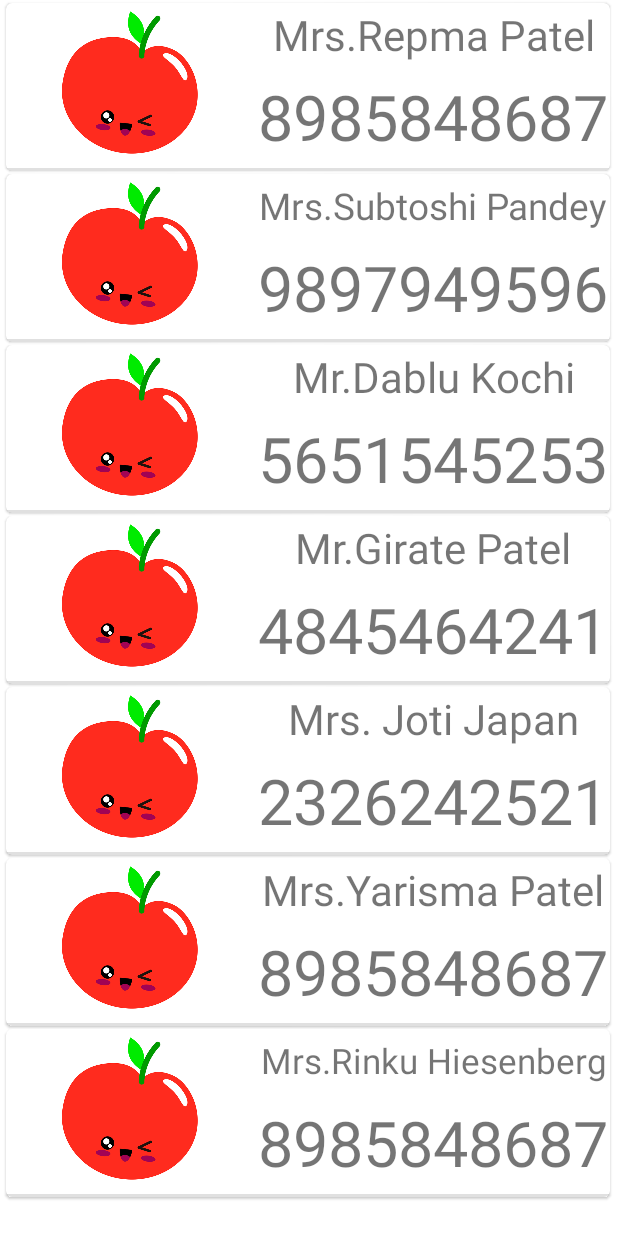
After one commit to TempAc1/ksAppForked, an Android app: the ContactAct screen opened directly, with no data from a screen before it, on a phone screen of 412 x 824 dp. The commit adds this screen. Run offline under Robolectric (Android 15) with nearby library versions, the phone set to English and light mode, and no system bars.

Commit message:
Made ContactAct.java -> All working ok!

```diff
--- a/KnowledgeSpaceApk/app/build.gradle
+++ b/KnowledgeSpaceApk/app/build.gradle
@@ -48,4 +48,6 @@ dependencies {
     implementation "androidx.gridlayout:gridlayout:1.0.0"
     implementation 'com.github.PhilJay:MPAndroidChart:v3.1.0'
     implementation 'com.github.jitpack:android-example:1.0.1'
+//    implementation 'com.github.mukeshsolanki:photofilter:1.0.2'
+//    implementation 'com.karumi:dexter:6.2.2'
 }
--- a/KnowledgeSpaceApk/app/src/main/AndroidManifest.xml
+++ b/KnowledgeSpaceApk/app/src/main/AndroidManifest.xml
@@ -2,6 +2,9 @@
 <manifest xmlns:android="http://schemas.android.com/apk/res/android"
     xmlns:tools="http://schemas.android.com/tools"
     package="com.example.knowledgespaceapk">
+
+    <uses-permission android:name="android.permission.CALL_PHONE" />
+    <uses-permission android:name="android.permission.INTERNET" />
 
     <application
         android:allowBackup="true"
@@ -11,6 +14,9 @@
         android:supportsRtl="true"
         android:theme="@style/Theme.KnowledgeSpaceApk"
         tools:replace="android:icon,android:theme">
+        <activity
+            android:name=".ContactAct"
+            android:exported="false" />
         <activity
             android:name=".RoutineAct"
             android:exported="false" />
--- /dev/null
+++ b/KnowledgeSpaceApk/app/src/main/java/com/example/knowledgespaceapk/ContactAct.java
@@ -0,0 +1,49 @@
+package com.example.knowledgespaceapk;
+
+import androidx.appcompat.app.AppCompatActivity;
+import androidx.recyclerview.widget.LinearLayoutManager;
+import androidx.recyclerview.widget.RecyclerView;
+
+import android.os.Bundle;
+
+import java.util.ArrayList;
+
+public class ContactAct extends AppCompatActivity {
+
+    private RecyclerView recyclerViewContactAct;
+    private ArrayList<dataModelRecVContactAct> dataHolderContactActs;
+
+    @Override
+    protected void onCreate(Bundle savedInstanceState) {
+        super.onCreate(savedInstanceState);
+        setContentView(R.layout.activity_contact);
+
+        recyclerViewContactAct = findViewById(R.id.recyclerVContacts);
+        recyclerViewContactAct.setLayoutManager(new LinearLayoutManager(getApplicationContext()));
+        dataHolderContactActs = new ArrayList<>();
+
+        dataModelRecVContactAct obj1 = new dataModelRecVContactAct("Mrs.Repma Patel","8985848687"
+                                            ,R.drawable.apple);
+        dataHolderContactActs.add(obj1);
+
+        dataModelRecVContactAct obj2 = new dataModelRecVContactAct("Mrs.Subtoshi Pandey",
+                "9897949596",R.drawable.apple);
+        dataHolderContactActs.add(obj2);
+        dataModelRecVContactAct obj3 = new dataModelRecVContactAct("Mr.Dablu Kochi","5651545253"
+                ,R.drawable.apple);
+        dataHolderContactActs.add(obj3);
+        dataModelRecVContactAct obj4 = new dataModelRecVContactAct("Mr.Girate Patel","4845464241"
+                ,R.drawable.apple);
+        dataHolderContactActs.add(obj4);
+        dataModelRecVContactAct obj5 = new dataModelRecVContactAct("Mrs. Joti Japan","2326242521"
+                ,R.drawable.apple);
+        dataHolderContactActs.add(obj5);
+        dataModelRecVContactAct obj6 = new dataModelRecVContactAct("Mrs.Yarisma Patel","8985848687"
+                ,R.drawable.apple);
+        dataHolderContactActs.add(obj6);
+        dataModelRecVContactAct obj7 = new dataModelRecVContactAct("Mrs.Rinku Hiesenberg","8985848687"
+                ,R.drawable.apple);
+        dataHolderContactActs.add(obj7);
+        recyclerViewContactAct.setAdapter(new adapterRecVContact(dataHolderContactActs));
+    }
+}
--- a/KnowledgeSpaceApk/app/src/main/java/com/example/knowledgespaceapk/GroupFragment.java
+++ b/KnowledgeSpaceApk/app/src/main/java/com/example/knowledgespaceapk/GroupFragment.java
@@ -71,6 +71,9 @@ public class GroupFragment extends Fragment {
         dataModelRecVFragGroup obj5 = new dataModelRecVFragGroup("Apple","Orange",
                 R.drawable.apple,R.drawable.orange);
         dataHolder.add(obj5);
+        dataModelRecVFragGroup obj6 = new dataModelRecVFragGroup("Random",
+                "Robotics",R.drawable.banana,R.drawable.orange);
+        dataHolder.add(obj6);
 
         recyclerVFragGroupSc.setAdapter(new adapterRecVGroupFrag(dataHolder));
 
--- /dev/null
+++ b/KnowledgeSpaceApk/app/src/main/java/com/example/knowledgespaceapk/adapterRecVContact.java
@@ -0,0 +1,58 @@
+package com.example.knowledgespaceapk;
+
+import android.view.LayoutInflater;
+import android.view.View;
+import android.view.ViewGroup;
+import android.widget.ImageView;
+import android.widget.TextView;
+
+import androidx.annotation.NonNull;
+import androidx.recyclerview.widget.RecyclerView;
+
+import java.util.ArrayList;
+
+public class adapterRecVContact extends RecyclerView.Adapter<adapterRecVContact.holder> {
+
+    ArrayList<dataModelRecVContactAct> dataHolder;
+    ArrayList<dataModelRecVContactAct> dataHolderBackup;
+
+    public adapterRecVContact(ArrayList<dataModelRecVContactAct> dataHolder) {
+        this.dataHolder = dataHolder;
+        dataHolderBackup = new ArrayList<>(dataHolder);
+    }
+
+    @NonNull
+    @Override
+    public holder onCreateViewHolder(@NonNull ViewGroup parent, int viewType) {
+        LayoutInflater inflater = LayoutInflater.from(parent.getContext());
+        View view = inflater.inflate(R.layout.single_row_design_rec_contact
+                                        ,parent,false);
+        return new holder(view);
+    }
+
+    @Override
+    public void onBindViewHolder(@NonNull holder holder, int position) {
+        holder.tvContactName.setText(dataHolder.get(position).getContactName());
+        holder.tvContactNo.setText(dataHolder.get(position).getContactNumber());
+        holder.img.setImageResource(dataHolder.get(position).getImg());
+    }
+
+    @Override
+    public int getItemCount() {
+        return dataHolder.size();
+    }
+
+    class holder extends RecyclerView.ViewHolder{
+
+        ImageView img;
+        TextView tvContactName,tvContactNo;
+
+        public holder(@NonNull View itemView) {
+            super(itemView);
+
+            img = itemView.findViewById(R.id.iVPersonContact);
+            tvContactName = itemView.findViewById(R.id.tVPNameContact);
+            tvContactNo = itemView.findViewById(R.id.tVPNoContact);
+        }
+    }
+}
--- /dev/null
+++ b/KnowledgeSpaceApk/app/src/main/java/com/example/knowledgespaceapk/dataModelRecVContactAct.java
@@ -0,0 +1,37 @@
+package com.example.knowledgespaceapk;
+
+public class dataModelRecVContactAct {
+
+    private String contactName,contactNumber;
+    private int img;
+
+    public dataModelRecVContactAct(String contactName, String contactNumber, int img) {
+        this.contactName = contactName;
+        this.contactNumber = contactNumber;
+        this.img = img;
+    }
+
+    public String getContactName() {
+        return contactName;
+    }
+
+    public void setContactName(String contactName) {
+        this.contactName = contactName;
+    }
+
+    public String getContactNumber() {
+        return contactNumber;
+    }
+
+    public void setContactNumber(String contactNumber) {
+        this.contactNumber = "+91" + contactNumber;
+    }
+
+    public int getImg() {
+        return img;
+    }
+
+    public void setImg(int img) {
+        this.img = img;
+    }
+}
--- a/KnowledgeSpaceApk/app/src/main/java/com/example/knowledgespaceapk/homeSc.java
+++ b/KnowledgeSpaceApk/app/src/main/java/com/example/knowledgespaceapk/homeSc.java
@@ -134,7 +134,7 @@ public class homeSc extends AppCompatActivity {
                         Toast.makeText(homeSc.this, "placement clicked", Toast.LENGTH_SHORT).show();
                         break;
                     case R.id.contactList:
-                        Toast.makeText(homeSc.this, "contact clicked", Toast.LENGTH_SHORT).show();
+                        startActivity(new Intent(getApplicationContext(),ContactAct.class));
                         break;
                     case R.id.examEnrollment:
                         Toast.makeText(homeSc.this, "exams enrollment clicked", Toast.LENGTH_SHORT).show();
--- /dev/null
+++ b/KnowledgeSpaceApk/app/src/main/res/layout/activity_contact.xml
@@ -0,0 +1,36 @@
+<?xml version="1.0" encoding="utf-8"?>
+<RelativeLayout
+    xmlns:android="http://schemas.android.com/apk/res/android"
+    xmlns:app="http://schemas.android.com/apk/res-auto"
+    xmlns:tools="http://schemas.android.com/tools"
+    android:layout_width="match_parent"
+    android:layout_height="match_parent"
+    android:orientation="vertical"
+    tools:context=".MainActivity">
+
+    <!--Recycler view for displaying list of contacts-->
+    <androidx.recyclerview.widget.RecyclerView
+        android:id="@+id/recyclerVContacts"
+        android:layout_width="match_parent"
+        android:layout_height="match_parent" />
+
+<!--    &lt;!&ndash;progress bar for displaying loading&ndash;&gt;-->
+<!--    <ProgressBar-->
+<!--        android:id="@+id/idPBLoading"-->
+<!--        android:layout_width="wrap_content"-->
+<!--        android:layout_height="wrap_content"-->
+<!--        android:layout_centerInParent="true" />-->
+
+    <!--fab for adding a new contact-->
+<!--    <com.google.android.material.floatingactionbutton.FloatingActionButton-->
+<!--        android:id="@+id/idFABadd"-->
+<!--        android:layout_width="wrap_content"-->
+<!--        android:layout_height="wrap_content"-->
+<!--        android:layout_alignParentEnd="true"-->
+<!--        android:layout_alignParentBottom="true"-->
+<!--        android:layout_margin="20dp"-->
+<!--        android:src="@drawable/ic_account"-->
+<!--        app:fabCustomSize="40dp"-->
+<!--        app:tint="@color/white" />-->
+
+</RelativeLayout>
--- /dev/null
+++ b/KnowledgeSpaceApk/app/src/main/res/layout/single_row_design_rec_contact.xml
@@ -0,0 +1,70 @@
+<?xml version="1.0" encoding="utf-8"?>
+<com.google.android.material.card.MaterialCardView xmlns:android="http://schemas.android.com/apk/res/android"
+    xmlns:app="http://schemas.android.com/apk/res-auto"
+    xmlns:tools="http://schemas.android.com/tools"
+    android:layout_width="match_parent"
+    android:layout_height="wrap_content"
+    android:layout_marginLeft="4dp"
+    android:layout_marginTop="2dp"
+    android:layout_marginRight="5dp">
+
+    <LinearLayout
+        android:layout_width="match_parent"
+        android:layout_height="match_parent"
+        android:orientation="vertical">
+
+        <LinearLayout
+            android:id="@+id/linearLyMainContactAct"
+            android:layout_width="match_parent"
+            android:layout_height="wrap_content"
+            android:orientation="horizontal">
+
+            <ImageView
+                android:id="@+id/iVPersonContact"
+                android:layout_width="match_parent"
+                android:layout_height="110dp"
+                android:layout_weight="1"
+                tools:srcCompat="@tools:sample/avatars" />
+
+            <LinearLayout
+                android:layout_width="match_parent"
+                android:layout_height="110dp"
+                android:layout_weight="0.7"
+                android:orientation="vertical">
+
+                <TextView
+                    android:id="@+id/tVPNameContact"
+                    android:layout_width="match_parent"
+                    android:layout_height="wrap_content"
+                    android:layout_weight="0.3"
+                    android:autoSizeTextType="uniform"
+                    android:gravity="center"
+                    android:paddingLeft="2dp"
+                    android:paddingTop="2dp"
+                    android:paddingRight="2dp"
+                    android:paddingBottom="2dp"
+                    android:text="TextView" />
+
+                <TextView
+                    android:id="@+id/tVPNoContact"
+                    android:layout_width="match_parent"
+                    android:layout_height="wrap_content"
+                    android:layout_weight="0.7"
+                    android:autoSizeTextType="uniform"
+                    android:gravity="center"
+                    android:paddingLeft="2dp"
+                    android:paddingTop="2dp"
+                    android:paddingRight="2dp"
+                    android:paddingBottom="2dp"
+                    android:text="TextView" />
+            </LinearLayout>
+        </LinearLayout>
+
+        <View
+            android:id="@+id/divider2"
+            android:layout_width="match_parent"
+            android:layout_height="2dp"
+            android:background="?android:attr/listDivider" />
+    </LinearLayout>
+
+</com.google.android.material.card.MaterialCardView>
--- a/KnowledgeSpaceApk/app/src/main/res/layout/single_row_design_rec_groupf.xml
+++ b/KnowledgeSpaceApk/app/src/main/res/layout/single_row_design_rec_groupf.xml
@@ -21,13 +21,14 @@
             <ImageView
                 android:id="@+id/imgVSingRDRecGrpF"
                 android:layout_width="match_parent"
-                android:layout_height="wrap_content"
+                android:layout_height="100dp"
                 tools:srcCompat="@tools:sample/avatars" />
 
             <TextView
                 android:id="@+id/tVSingRDResGrpF"
                 android:layout_width="match_parent"
-                android:layout_height="wrap_content" />
+                android:layout_height="wrap_content"
+                android:gravity="center" />
 
         </LinearLayout>
 
@@ -40,13 +41,14 @@
             <ImageView
                 android:id="@+id/imgVSingRDRecGrpF1"
                 android:layout_width="match_parent"
-                android:layout_height="wrap_content"
+                android:layout_height="100dp"
                 tools:srcCompat="@tools:sample/avatars" />
 
             <TextView
                 android:id="@+id/tVSingRDRecGrpF1"
                 android:layout_width="match_parent"
-                android:layout_height="wrap_content" />
+                android:layout_height="wrap_content"
+                android:gravity="center" />
         </LinearLayout>
     </LinearLayout>
 </com.google.android.material.card.MaterialCardView>
--- a/KnowledgeSpaceApk/app/src/main/res/layout/single_row_design_rec_homef.xml
+++ b/KnowledgeSpaceApk/app/src/main/res/layout/single_row_design_rec_homef.xml
@@ -10,7 +10,8 @@
     <LinearLayout
         android:layout_width="match_parent"
         android:layout_height="match_parent"
-        android:orientation="vertical">
+        android:orientation="vertical"
+        android:visibility="visible">
 
         <ImageView
             android:id="@+id/imageVSingleRowDesRecHomeF"
@@ -33,17 +34,18 @@
             android:id="@+id/descriptionTxtVSingleRDesRecHomeF"
             android:layout_width="match_parent"
             android:layout_height="wrap_content"
+            android:layout_marginLeft="8dp"
             android:text="TextView"
-            android:layout_marginLeft="8dp"
             android:textColor="#000000"
             android:textSize="24sp"
-            android:textStyle="bold"/>
+            android:textStyle="bold" />
 
         <LinearLayout
             android:layout_width="match_parent"
             android:layout_height="42dp"
             android:fadingEdge="vertical"
-            android:orientation="horizontal">
+            android:orientation="horizontal"
+            android:visibility="visible">
 
             <ImageView
                 android:id="@+id/likeImgVSingleRDesRecHomeF"
--- a/KnowledgeSpaceApk/app/src/main/res/layout/single_row_design_rec_notif.xml
+++ b/KnowledgeSpaceApk/app/src/main/res/layout/single_row_design_rec_notif.xml
@@ -1,5 +1,6 @@
 <?xml version="1.0" encoding="utf-8"?>
-<com.google.android.material.card.MaterialCardView xmlns:android="http://schemas.android.com/apk/res/android"
+<com.google.android.material.card.MaterialCardView
+    xmlns:android="http://schemas.android.com/apk/res/android"
     android:layout_width="match_parent"
     android:layout_height="wrap_content"
     android:paddingStart="4dp">
```
